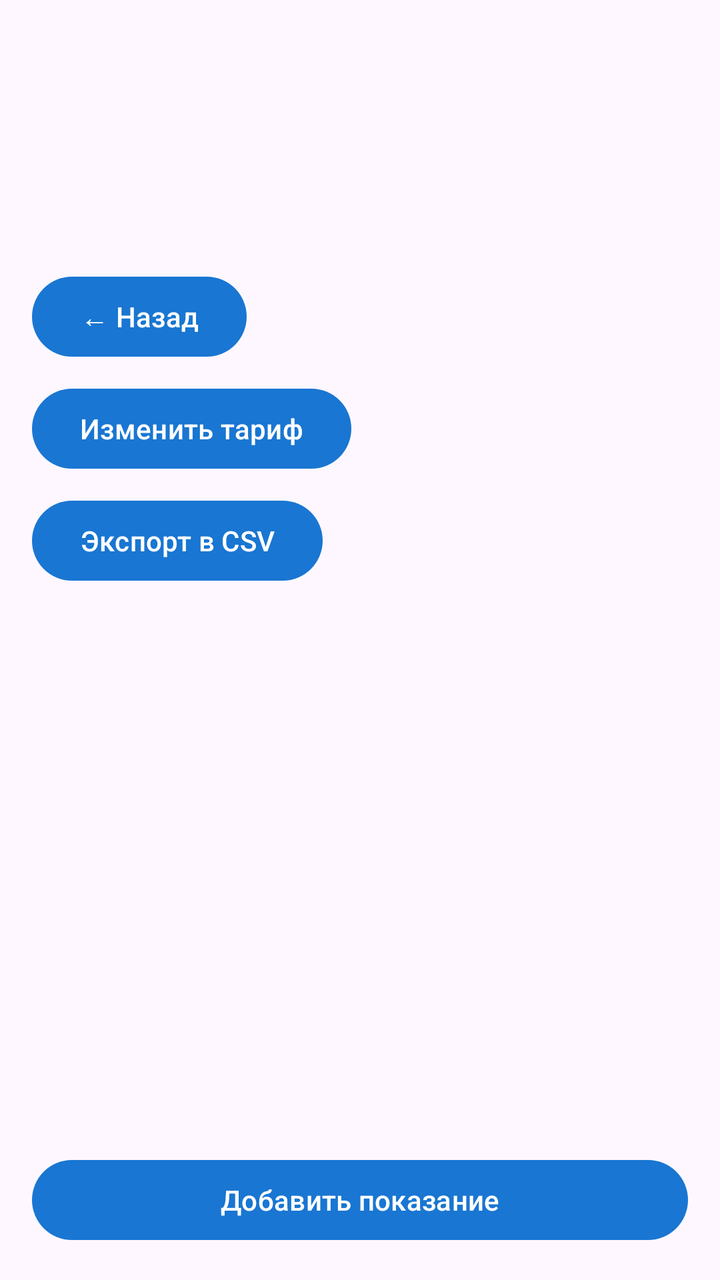
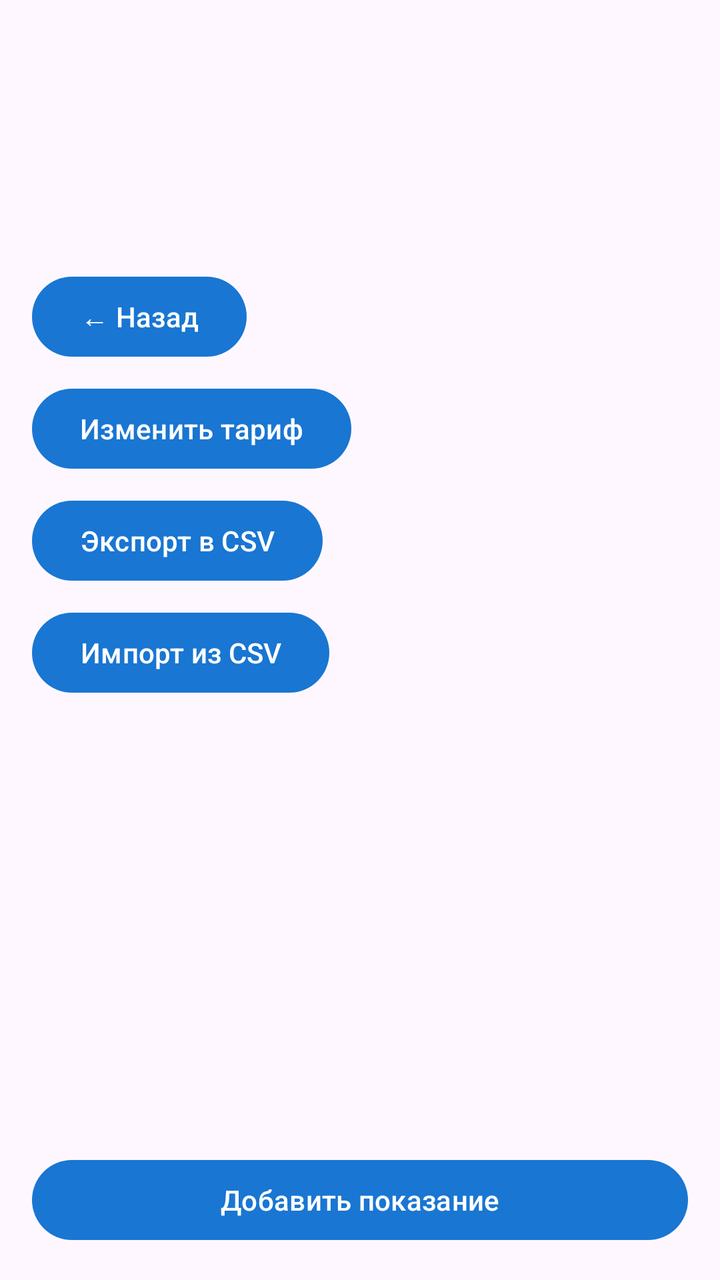

Before-and-after screenshots of an Android layout around one commit, followed by the original layout XML and the change that was made.
<!-- AndroidManifest.xml: application theme Theme.MetersApp -->
<!-- res/layout/activity_meter_detail.xml -->
<?xml version="1.0" encoding="utf-8"?>
<androidx.constraintlayout.widget.ConstraintLayout
    xmlns:android="http://schemas.android.com/apk/res/android"
    xmlns:app="http://schemas.android.com/apk/res-auto"
    android:id="@+id/main"
    android:layout_width="match_parent"
    android:layout_height="match_parent">

    <ScrollView
        android:id="@+id/infoScroll"
        android:layout_width="match_parent"
        android:layout_height="wrap_content"
        app:layout_constraintTop_toTopOf="parent"
        app:layout_constraintStart_toStartOf="parent"
        app:layout_constraintEnd_toEndOf="parent">

        <LinearLayout
            android:layout_width="match_parent"
            android:layout_height="wrap_content"
            android:orientation="vertical"
            android:padding="16dp"
            android:paddingTop="56dp">

            <TextView
                android:id="@+id/meterNameText"
                android:layout_width="match_parent"
                android:layout_height="wrap_content"
                android:textSize="22sp"
                android:textStyle="bold" />

            <TextView
                android:id="@+id/meterTypeText"
                android:layout_width="match_parent"
                android:layout_height="wrap_content"
                android:textSize="16sp"
                android:layout_marginTop="4dp" />

            <TextView
                android:id="@+id/meterSerialText"
                android:layout_width="match_parent"
                android:layout_height="wrap_content"
                android:textSize="16sp"
                android:layout_marginTop="4dp" />

            <TextView
                android:id="@+id/meterVerificationText"
                android:layout_width="match_parent"
                android:layout_height="wrap_content"
                android:textSize="16sp"
                android:layout_marginTop="4dp" />

            
            <Button
                android:id="@+id/backButton"
                android:layout_width="wrap_content"
                android:layout_height="wrap_content"
                android:text="← Назад"
                android:layout_marginTop="12dp" />

            <Button
                android:id="@+id/tariffButton"
                android:layout_width="wrap_content"
                android:layout_height="wrap_content"
                android:text="Изменить тариф"
                android:layout_marginTop="8dp" />

            <Button
                android:id="@+id/exportButton"
                android:layout_width="wrap_content"
                android:layout_height="wrap_content"
                android:text="Экспорт в CSV"
                android:layout_marginTop="8dp" />

        </LinearLayout>
    </ScrollView>

    <androidx.recyclerview.widget.RecyclerView
        android:id="@+id/readingsRecyclerView"
        android:layout_width="match_parent"
        android:layout_height="0dp"
        android:layout_marginTop="8dp"
        app:layout_constraintTop_toBottomOf="@id/infoScroll"
        app:layout_constraintBottom_toTopOf="@id/addReadingButton"
        app:layout_constraintStart_toStartOf="parent"
        app:layout_constraintEnd_toEndOf="parent" />

    <TextView
        android:id="@+id/emptyText"
        android:layout_width="wrap_content"
        android:layout_height="wrap_content"
        android:text="Показаний пока нет"
        android:textSize="16sp"
        android:visibility="gone"
        app:layout_constraintTop_toBottomOf="@id/infoScroll"
        app:layout_constraintBottom_toTopOf="@id/addReadingButton"
        app:layout_constraintStart_toStartOf="parent"
        app:layout_constraintEnd_toEndOf="parent" />

    <Button
        android:id="@+id/addReadingButton"
        android:layout_width="match_parent"
        android:layout_height="wrap_content"
        android:text="Добавить показание"
        android:layout_margin="16dp"
        app:layout_constraintBottom_toBottomOf="parent"
        app:layout_constraintStart_toStartOf="parent"
        app:layout_constraintEnd_toEndOf="parent" />

</androidx.constraintlayout.widget.ConstraintLayout>
<!-- resources referenced by this layout -->
<resources>
  <style name="Theme.MetersApp" parent="Base.Theme.MetersApp" />
  <style name="Base.Theme.MetersApp" parent="Theme.Material3.DayNight.NoActionBar">
          
          
          <item name="android:windowOptOutEdgeToEdgeEnforcement">true</item>
          <item name="colorPrimary">@color/md_theme_primary</item>
          <item name="colorSecondary">@color/md_theme_secondary</item>
      </style>
  <color name="md_theme_primary">#1976D2</color>
  <color name="md_theme_secondary">#42A5F5</color>
</resources>

<!-- the commit's change to res/layout/activity_meter_detail.xml (unified diff, before → after) -->
@@ -71,6 +71,13 @@
                 android:text="Экспорт в CSV"
                 android:layout_marginTop="8dp" />
 
+            <Button
+                android:id="@+id/importButton"
+                android:layout_width="wrap_content"
+                android:layout_height="wrap_content"
+                android:text="Импорт из CSV"
+                android:layout_marginTop="8dp" />
+
         </LinearLayout>
     </ScrollView>
 
